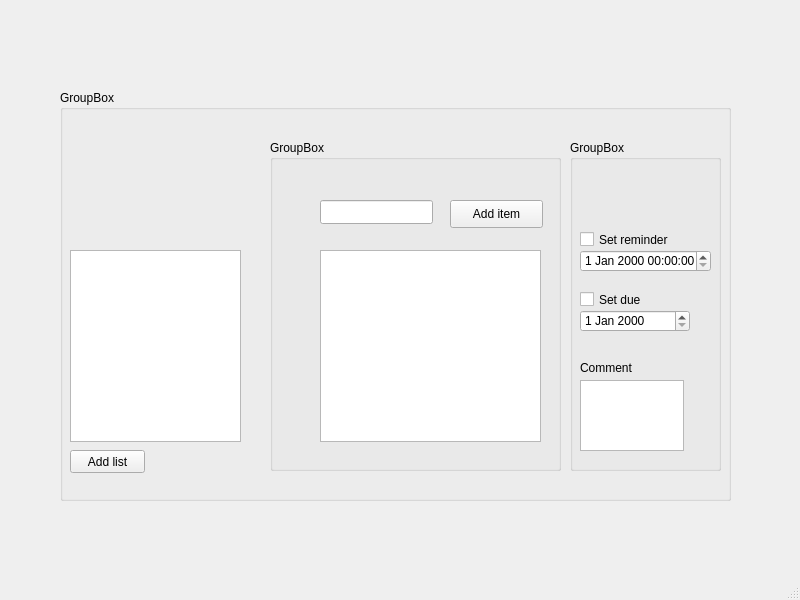
First picture: the form in mainwindow.ui, repository dinayuil/Tokie, before the edit.
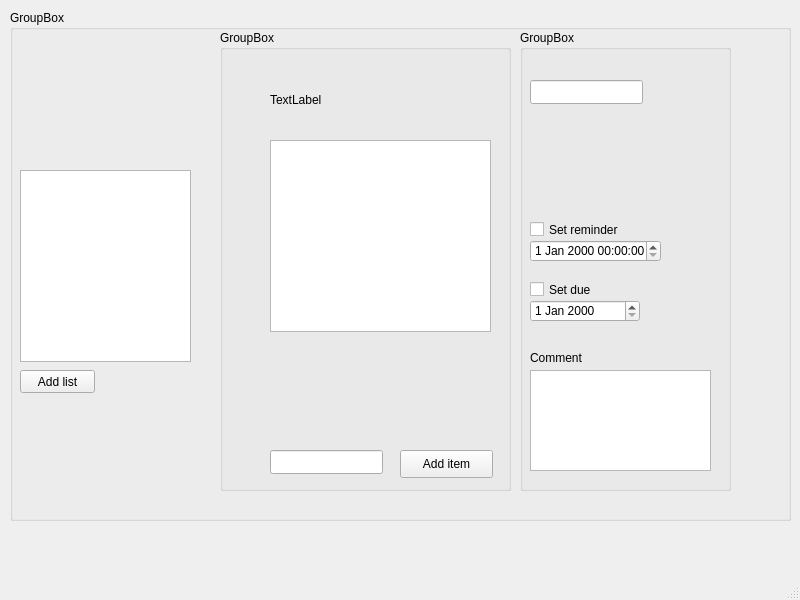
Second picture: the form after the edit.

Commit message: change initializing list, add Task class

Diff of the .ui file:
```diff
--- a/mainwindow.ui
+++ b/mainwindow.ui
@@ -17,10 +17,10 @@
    <widget class="QGroupBox" name="groupBox">
     <property name="geometry">
      <rect>
-      <x>60</x>
-      <y>90</y>
-      <width>671</width>
-      <height>411</height>
+      <x>10</x>
+      <y>10</y>
+      <width>781</width>
+      <height>511</height>
      </rect>
     </property>
     <property name="title">
@@ -40,9 +40,9 @@
      <property name="geometry">
       <rect>
        <x>210</x>
-       <y>50</y>
+       <y>20</y>
        <width>291</width>
-       <height>331</height>
+       <height>461</height>
       </rect>
      </property>
      <property name="title">
@@ -52,7 +52,7 @@
       <property name="geometry">
        <rect>
         <x>50</x>
-        <y>60</y>
+        <y>420</y>
         <width>113</width>
         <height>24</height>
        </rect>
@@ -62,7 +62,7 @@
       <property name="geometry">
        <rect>
         <x>180</x>
-        <y>60</y>
+        <y>420</y>
         <width>93</width>
         <height>28</height>
        </rect>
@@ -80,15 +80,31 @@
         <height>192</height>
        </rect>
       </property>
+      <property name="editTriggers">
+       <set>QAbstractItemView::NoEditTriggers</set>
+      </property>
+     </widget>
+     <widget class="QLabel" name="listNameLabel">
+      <property name="geometry">
+       <rect>
+        <x>50</x>
+        <y>60</y>
+        <width>69</width>
+        <height>19</height>
+       </rect>
+      </property>
+      <property name="text">
+       <string>TextLabel</string>
+      </property>
      </widget>
     </widget>
     <widget class="QGroupBox" name="itemDetailsBox">
      <property name="geometry">
       <rect>
        <x>510</x>
-       <y>50</y>
-       <width>151</width>
-       <height>331</height>
+       <y>20</y>
+       <width>211</width>
+       <height>461</height>
       </rect>
      </property>
      <property name="title">
@@ -98,9 +114,9 @@
       <property name="geometry">
        <rect>
         <x>10</x>
-        <y>240</y>
-        <width>104</width>
-        <height>71</height>
+        <y>340</y>
+        <width>181</width>
+        <height>101</height>
        </rect>
       </property>
      </widget>
@@ -108,7 +124,7 @@
       <property name="geometry">
        <rect>
         <x>10</x>
-        <y>170</y>
+        <y>270</y>
         <width>110</width>
         <height>22</height>
        </rect>
@@ -118,7 +134,7 @@
       <property name="geometry">
        <rect>
         <x>10</x>
-        <y>90</y>
+        <y>190</y>
         <width>101</width>
         <height>19</height>
        </rect>
@@ -131,7 +147,7 @@
       <property name="geometry">
        <rect>
         <x>10</x>
-        <y>110</y>
+        <y>210</y>
         <width>131</width>
         <height>22</height>
        </rect>
@@ -141,7 +157,7 @@
       <property name="geometry">
        <rect>
         <x>10</x>
-        <y>150</y>
+        <y>250</y>
         <width>80</width>
         <height>19</height>
        </rect>
@@ -154,8 +170,8 @@
       <property name="geometry">
        <rect>
         <x>10</x>
-        <y>220</y>
-        <width>61</width>
+        <y>320</y>
+        <width>81</width>
         <height>16</height>
        </rect>
       </property>
@@ -163,6 +179,16 @@
        <string>Comment</string>
       </property>
      </widget>
+     <widget class="QLineEdit" name="itemNameLineEdit">
+      <property name="geometry">
+       <rect>
+        <x>10</x>
+        <y>50</y>
+        <width>113</width>
+        <height>24</height>
+       </rect>
+      </property>
+     </widget>
     </widget>
     <widget class="QPushButton" name="addListBtn">
      <property name="geometry">
```
Left out of the diff: 7 changed lines with no effect on the pictures. The commit also changes 4 other files.
